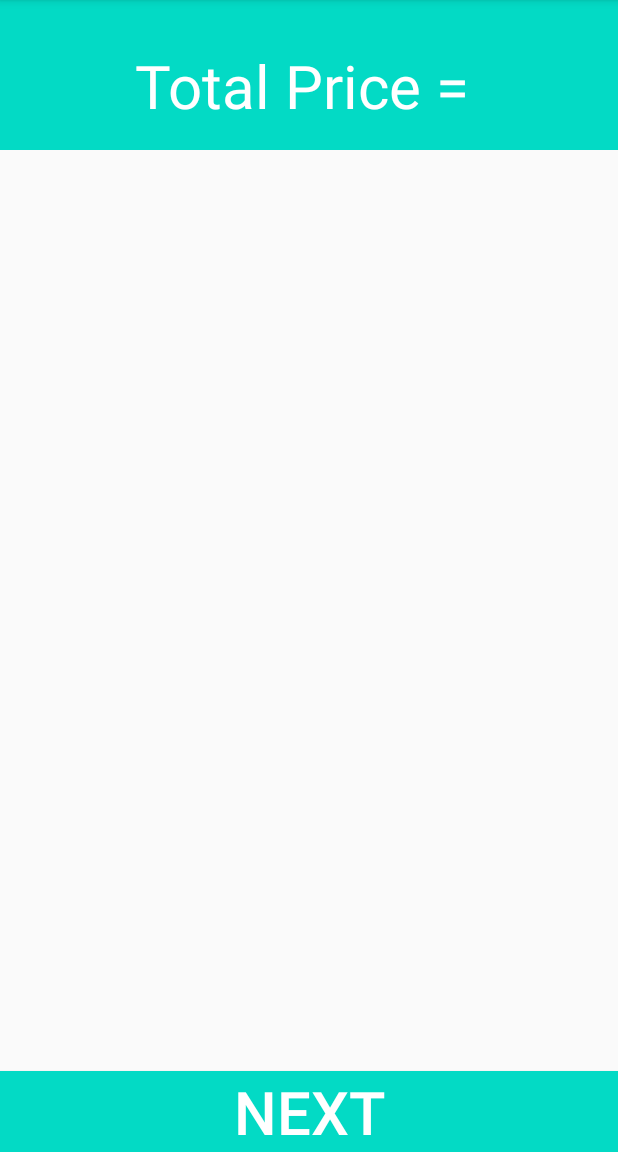
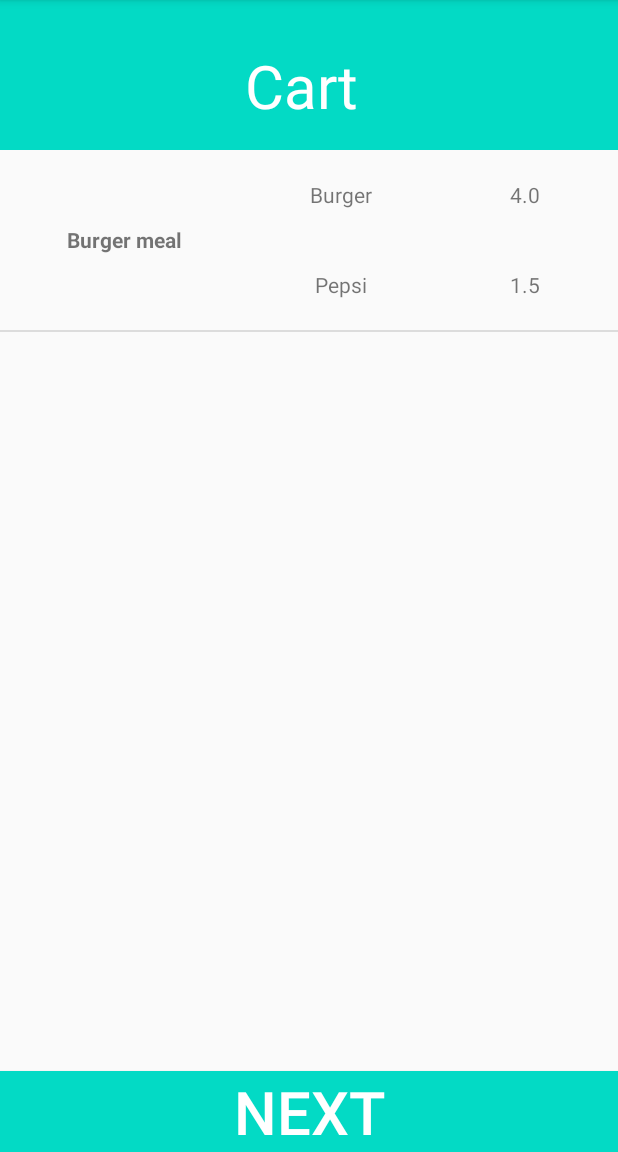
Before and after one commit to Mengchen-G/Hungry-Foodie, an Android app: the PlaceAnOrder screen opened directly, with no data from a screen before it, on a phone screen of 412 x 824 dp, the part 84-1236 px from its top. Run offline under Robolectric (Android 15) with nearby library versions, the phone set to English and light mode, and no system bars.

Commit message:
add Cart list

```diff
--- a/app/build.gradle
+++ b/app/build.gradle
@@ -26,6 +26,7 @@ android {
 dependencies {
     implementation fileTree(dir: 'libs', include: ['*.jar'])
     implementation 'androidx.appcompat:appcompat:1.1.0'
+    implementation 'androidx.recyclerview:recyclerview:1.0.0'
     implementation 'androidx.constraintlayout:constraintlayout:1.1.3'
     testImplementation 'junit:junit:4.12'
     androidTestImplementation 'androidx.test.ext:junit:1.1.1'
--- /dev/null
+++ b/app/src/main/java/com/example/myapplication/OrderListAdapter.java
@@ -0,0 +1,70 @@
+package com.example.myapplication;
+
+import android.content.Context;
+import android.util.Log;
+import android.view.LayoutInflater;
+import android.view.View;
+import android.view.ViewGroup;
+import android.widget.ArrayAdapter;
+import android.widget.TextView;
+
+import androidx.annotation.NonNull;
+import androidx.annotation.Nullable;
+
+import com.example.myapplication.abfactory.Entree;
+import com.example.myapplication.abfactory.Meal;
+import com.example.myapplication.abfactory.Order;
+
+import java.util.ArrayList;
+import java.util.List;
+
+public class OrderListAdapter extends ArrayAdapter<Order> {
+    private Context mContext;
+    private int mResource;
+    private static final String TAG = "OrderListAdapter";
+    /**
+     *
+     * @param context
+     * @param resource
+     * @param objects
+     */
+    public OrderListAdapter(@NonNull Context context, int resource, @NonNull ArrayList<Order> objects) {
+        super(context, resource, objects);
+        mContext = context;
+        mResource = resource;
+    }
+
+    @NonNull
+    @Override
+    public View getView(int position, @Nullable View convertView, @NonNull ViewGroup parent) {
+        Log.d(TAG, "getView: Started.");
+        //get the information
+        Meal meal = getItem(position).getMeal();
+        String entreeName = meal.getEntree().getName();
+        String drinkName = meal.getDrink().getName();
+        int quantity =  getItem(position).getQuantity();
+        double entree_price =  meal.getEntree().getPrice();
+        double drink_price =  meal.getDrink().getPrice();
+        double price = entree_price + drink_price;
+        String sPrice = String.valueOf(price);
+        String sEntreePrice = String.valueOf(entree_price);
+        String sDrinkPrice = String.valueOf(drink_price);
+
+        LayoutInflater inflater = LayoutInflater.from(mContext);
+        //convertView = inflater.inflate(mResource, parent, false);
+        convertView = inflater.inflate(mResource, null);
+
+        TextView txtMealName = (TextView) convertView.findViewById(R.id.cart_meal_name);
+        TextView txtEntreeName = (TextView) convertView.findViewById(R.id.cart_entree_name);
+        TextView txtEntreePrice = (TextView) convertView.findViewById(R.id.cart_entree_price);
+        TextView txtDrinkName = (TextView) convertView.findViewById(R.id.cart_drink_name);
+        TextView txtDrinkPrice = (TextView) convertView.findViewById(R.id.cart_drink_price);
+
+        txtMealName.setText(entreeName + " meal");
+        txtEntreeName.setText(entreeName);
+        txtEntreePrice.setText(sEntreePrice);
+        txtDrinkName.setText(drinkName);
+        txtDrinkPrice.setText(sDrinkPrice);
+        return convertView;
+    }
+}
--- a/app/src/main/java/com/example/myapplication/PlaceAnOrder.java
+++ b/app/src/main/java/com/example/myapplication/PlaceAnOrder.java
@@ -1,24 +1,52 @@
 package com.example.myapplication;
 
 import androidx.appcompat.app.AppCompatActivity;
-import androidx.recyclerview.widget.LinearLayoutManager;
-import androidx.recyclerview.widget.RecyclerView;
+
 
 import android.os.Bundle;
+import android.util.Log;
+import android.widget.Button;
+import android.widget.ListView;
+import android.widget.TextView;
+
+import com.example.myapplication.abfactory.AmericanRestaurant;
+import com.example.myapplication.abfactory.Meal;
+import com.example.myapplication.abfactory.Order;
+import com.example.myapplication.abfactory.Restaurant;
+
+
+import java.util.ArrayList;
 
 public class PlaceAnOrder extends AppCompatActivity {
-    private RecyclerView recyclerView;
-    private RecyclerView.LayoutManager layoutManager;
+
+//    private Button NextProcessBtn;
+//    private TextView txtTotalAmount;
+
+
+    private static final String TAG = "PlaceAnOrder";
 
     @Override
     protected void onCreate(Bundle savedInstanceState) {
         super.onCreate(savedInstanceState);
         setContentView(R.layout.acticity_checkout);
 
-        recyclerView = findViewById(R.id.recyclerView);
-        recyclerView.setHasFixedSize(true);
-        layoutManager = new LinearLayoutManager(this);
-        recyclerView.setLayoutManager(layoutManager);
+        ArrayList<Order> orderList = new ArrayList<>();
+        Restaurant rest1 = new AmericanRestaurant();
+        Meal meal = rest1.createMeal("Burger");
+        Order order = new Order(meal, 1);
+
+        ListView mListView = (ListView) findViewById(R.id.cart_list);
+        Log.d(TAG, "onCreate: Started.");
+//
+//        NextProcessBtn = (Button) findViewById(R.id.next_process_btn);
+//        txtTotalAmount = (TextView) findViewById(R.id.total_price);
+
+        orderList.add(order);
+
+        OrderListAdapter adapter = new OrderListAdapter(this, R.layout.cart_items_layout, orderList);
+        mListView.setAdapter(adapter);
+        Log.d(TAG, "onCreate: ended.");
 
     }
+
 }
--- a/app/src/main/java/com/example/myapplication/abfactory/BurgerMeal.java
+++ b/app/src/main/java/com/example/myapplication/abfactory/BurgerMeal.java
@@ -8,7 +8,7 @@ public class BurgerMeal extends Meal{
         prepare();
     }
 
-    void prepare(){
+    public void prepare(){
         drink = mealFactory.createDrink();
         entree = mealFactory.createEntree();
     }
--- a/app/src/main/java/com/example/myapplication/abfactory/HotdogMeal.java
+++ b/app/src/main/java/com/example/myapplication/abfactory/HotdogMeal.java
@@ -8,7 +8,7 @@ public class HotdogMeal extends Meal{
         prepare();
     }
 
-    void prepare(){
+    public void prepare(){
         drink = mealFactory.createDrink();
         entree = mealFactory.createEntree();
     }
--- a/app/src/main/java/com/example/myapplication/abfactory/Meal.java
+++ b/app/src/main/java/com/example/myapplication/abfactory/Meal.java
@@ -1,15 +1,15 @@
 package com.example.myapplication.abfactory;
 
 public abstract class Meal {
-    Entree entree;
-    Drink drink;
+    protected Entree entree;
+    protected Drink drink;
 
-    Entree getEntree(){
+    public Entree getEntree(){
         return entree;
     }
 
-    Drink getDrink(){
+    public Drink getDrink(){
         return drink;
     }
-    abstract void prepare();
+    public abstract void prepare();
 }
--- /dev/null
+++ b/app/src/main/java/com/example/myapplication/abfactory/Order.java
@@ -0,0 +1,27 @@
+package com.example.myapplication.abfactory;
+
+public class Order {
+    private Meal meal;
+    private int quantity;
+
+    public Order(Meal meal, int quantity) {
+        this.meal = meal;
+        this.quantity = quantity;
+    }
+
+    public void setMeal(Meal meal) {
+        this.meal = meal;
+    }
+
+    public void setQuantity(int quantity) {
+        this.quantity = quantity;
+    }
+
+    public Meal getMeal() {
+        return meal;
+    }
+
+    public int getQuantity() {
+        return quantity;
+    }
+}
--- a/app/src/main/res/layout/acticity_checkout.xml
+++ b/app/src/main/res/layout/acticity_checkout.xml
@@ -20,20 +20,24 @@
             android:layout_height="wrap_content"
             android:layout_marginTop="30dp"
             android:gravity="center"
-            android:text="Total Price = "
+            android:text="Cart "
             android:textAlignment="center"
             android:textColor="@android:color/white"
             android:textSize="40dp" />
 
     </RelativeLayout>
-    <view class="androidx.appcompat.app.AlertController$RecycleListView"
-        android:id="@+id/cart_list"
+
+    <ListView
         android:layout_width="match_parent"
         android:layout_height="match_parent"
         android:layout_below="@+id/r111"
-        android:layout_above="@+id/next_process_btn">
+        android:layout_above="@+id/next_process_btn"
 
-    </view>
+        android:id="@+id/cart_list"/>
+
+
+
+
     <Button
         android:id="@+id/next_process_btn"
         android:layout_width="match_parent"
@@ -48,4 +52,5 @@
 
 
 
+
 </RelativeLayout>
--- /dev/null
+++ b/app/src/main/res/layout/cart_items_layout.xml
@@ -0,0 +1,89 @@
+<?xml version="1.0" encoding="utf-8"?>
+<LinearLayout
+    xmlns:android="http://schemas.android.com/apk/res/android"
+    android:orientation="horizontal"
+    android:layout_width="match_parent"
+    android:layout_height="match_parent"
+    android:weightSum="100">
+
+    <LinearLayout
+        android:layout_width="match_parent"
+        android:layout_height="wrap_content"
+        android:layout_weight="60"
+        android:weightSum="100">
+
+
+        <TextView
+            android:id="@+id/cart_meal_name"
+            android:layout_width="match_parent"
+            android:layout_height="120dp"
+            android:layout_weight="60"
+            android:gravity="center"
+            android:text="TextView1"
+            android:textAlignment="center"
+            android:textStyle="bold" />
+
+    </LinearLayout>
+
+
+    <LinearLayout
+        android:orientation="vertical"
+        android:layout_width="match_parent"
+        android:layout_height="wrap_content"
+        android:layout_weight="40">
+
+        <LinearLayout
+            xmlns:android="http://schemas.android.com/apk/res/android"
+            android:orientation="horizontal"
+            android:layout_width="match_parent"
+            android:layout_height="match_parent"
+            android:weightSum="40">
+
+            <TextView
+                android:gravity="center"
+                android:text="TextView2"
+                android:layout_width="match_parent"
+                android:layout_height="60dp"
+                android:layout_weight="20"
+                android:id="@+id/cart_entree_name"/>
+
+            <TextView
+                android:gravity="center"
+                android:text="TextView2"
+                android:layout_width="match_parent"
+                android:layout_height="60dp"
+                android:layout_weight="20"
+                android:id="@+id/cart_entree_price"/>
+        </LinearLayout>
+
+        <LinearLayout
+            xmlns:android="http://schemas.android.com/apk/res/android"
+            android:orientation="horizontal"
+            android:layout_width="match_parent"
+            android:layout_height="match_parent"
+            android:weightSum="40">
+
+            <TextView
+                android:gravity="center"
+                android:text="TextView3"
+                android:layout_width="match_parent"
+                android:layout_height="60dp"
+                android:layout_weight="20"
+                android:id="@+id/cart_drink_name"
+                android:layout_below="@+id/textView2"/>
+
+            <TextView
+                android:gravity="center"
+                android:text="TextView3"
+                android:layout_width="match_parent"
+                android:layout_height="60dp"
+                android:layout_weight="20"
+                android:id="@+id/cart_drink_price"
+                android:layout_below="@+id/textView2"/>
+        </LinearLayout>
+
+    </LinearLayout>
+
+
+
+</LinearLayout>
```
Also changed, not shown: app/src/main/res/layout/active_checkout2.xml (added, +59 -0 lines), app/src/main/res/layout/activity_placeanorder.xml (deleted, +0 -49 lines), app/src/main/res/layout/cart_items_layout2.xml (added, +56 -0 lines), app/src/main/res/layout/customer_view.xml (deleted, +0 -39 lines).
